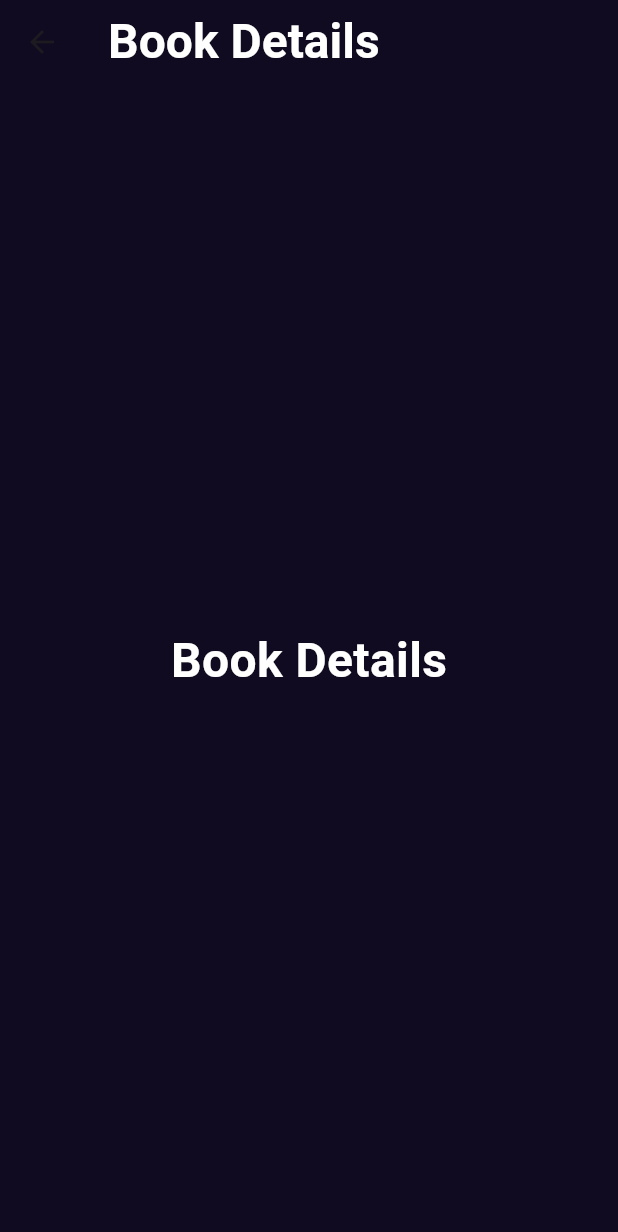
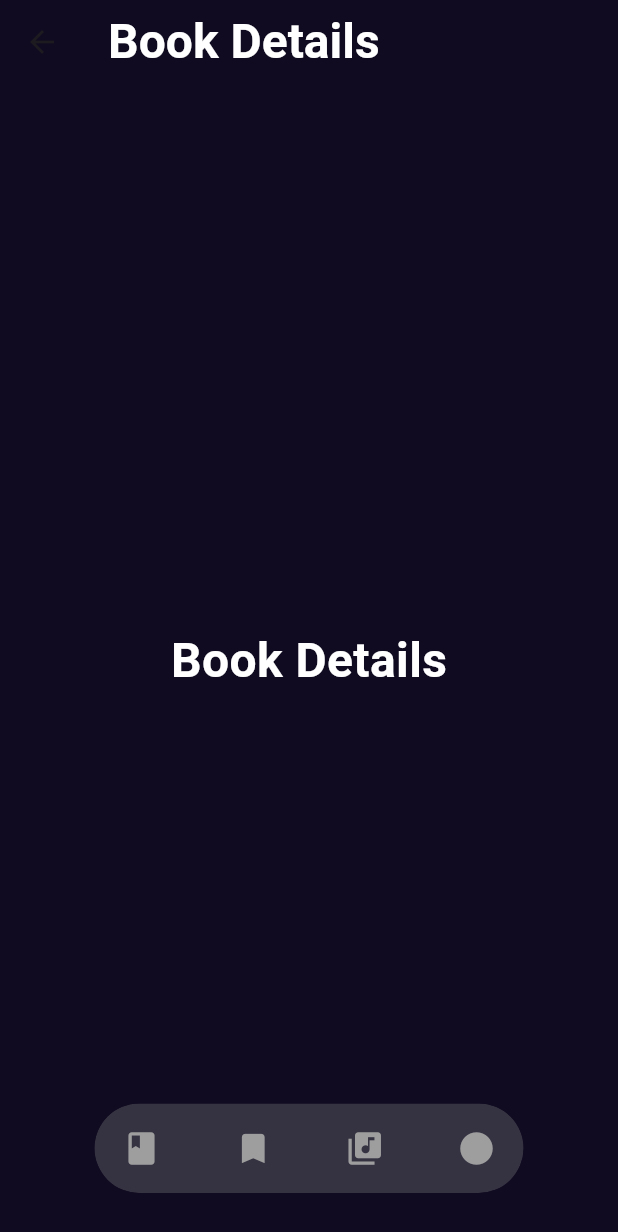
Before and after one commit to Korya25/Bookly-app, a Flutter app: the BookDetailsView screen opened by its route, on a phone screen of 412 x 824 dp. Shown: the top 1232 px of the screen. Run offline on Flutter 3.47's test engine with Material 3 defaults, Android fonts, the phone set to English and light mode, and no system bars; our stand-ins replace flutter_screenutil, go_router.

Commit message:
- add custom nav bar - add main screen

```diff
--- a/lib/core/constant/app_colors.dart
+++ b/lib/core/constant/app_colors.dart
@@ -5,6 +5,9 @@ class AppColors {
   static const Color primaryColor = Color(0xff100B20);
   static const Color accentColor = Color(0xFFFFC107);
   static const Color scaffoldBackgroundColor = Color(0xff100B20);
+
+  // Bottom Navigation Bar Colors
+  static const Color bottomNavBarColor = Color.fromARGB(67, 158, 158, 158);
 
   // Text Colors
   static const Color textPrimary = Colors.white;
@@ -14,6 +17,10 @@ class AppColors {
   static const Color buttonPrimary = Color(0xFF6200EE);
   static const Color buttonSecondary = Color(0xFF03DAC6);
 
+  // icon Colors
+  static const Color iconPrimary = Colors.white;
+  static const Color iconSecondary = Colors.grey;
+
   // Other Colors
   static const Color errorColor = Color(0xFFB00020);
   static const Color successColor = Color(0xFF4CAF50);
--- a/lib/core/constant/app_dimens.dart
+++ b/lib/core/constant/app_dimens.dart
@@ -1,22 +1,14 @@
 class AppDimens {
   // Padding and Margins
-  static const double paddingSmall = 8.0;
-  static const double paddingMedium = 16.0;
-  static const double paddingLarge = 24.0;
+  static const double padding16 = 16.0;
+  static const double padding24 = 24.0;
 
   // Border Radius
-  static const double borderRadiusSmall = 4.0;
-  static const double borderRadiusMedium = 8.0;
-  static const double borderRadiusLarge = 16.0;
+  static const double borderRadius50 = 50.0;
 
-  // Button Sizes
-  static const double buttonHeight = 48.0;
-  static const double buttonWidth = 120.0;
-
-  // Icon Sizes
-  static const double iconSizeSmall = 16.0;
-  static const double iconSizeMedium = 24.0;
-  static const double iconSizeLarge = 32.0;
+  //  Sizes
+  static const double size50 = 50.0;
+  static const double size250 = 250.0;
 
   // App Bar Height
   static const double appBarHeight = 56.0;
--- /dev/null
+++ b/lib/core/presentation/screen/main_screen.dart
@@ -0,0 +1,50 @@
+import 'dart:ui';
+import 'package:book_app/core/constant/app_colors.dart';
+import 'package:book_app/core/constant/app_dimens.dart';
+import 'package:book_app/core/presentation/widget/bottom_nav_icons.dart';
+import 'package:flutter/material.dart';
+import 'package:flutter_screenutil/flutter_screenutil.dart';
+
+class MainScreen extends StatelessWidget {
+  const MainScreen({super.key, required this.child});
+  final Widget child;
+
+  @override
+  Widget build(BuildContext context) {
+    return Scaffold(
+      body: Stack(children: [child, _buildBlurredBottomNavBar(context)]),
+    );
+  }
+
+  Widget _buildBlurredBottomNavBar(BuildContext context) {
+    return Padding(
+      padding: EdgeInsets.only(bottom: AppDimens.padding24.h),
+      child: Align(
+        alignment: Alignment.bottomCenter,
+        child: ClipRRect(
+          borderRadius: BorderRadius.circular(AppDimens.borderRadius50.r),
+          child: BackdropFilter(
+            filter: ImageFilter.blur(sigmaX: 10.0, sigmaY: 10.0),
+            child: Container(
+              height: AppDimens.size50.h,
+              width: AppDimens.size250.w,
+              decoration: BoxDecoration(
+                borderRadius: BorderRadius.circular(AppDimens.borderRadius50.r),
+                color: AppColors.bottomNavBarColor,
+              ),
+              child: Padding(
+                padding: EdgeInsets.symmetric(
+                  horizontal: AppDimens.padding16.w,
+                ),
+                child: Row(
+                  mainAxisAlignment: MainAxisAlignment.spaceBetween,
+                  children: BottomNavIcons.getIcons(context),
+                ),
+              ),
+            ),
+          ),
+        ),
+      ),
+    );
+  }
+}
--- /dev/null
+++ b/lib/core/presentation/widget/bottom_nav_icons.dart
@@ -0,0 +1,51 @@
+import 'package:flutter/material.dart';
+import 'package:go_router/go_router.dart';
+import 'package:book_app/core/constant/app_colors.dart';
+import 'package:book_app/core/router/app_routes.dart';
+
+class BottomNavIcons {
+  static bool isCurrentRoute(BuildContext context, String routeName) {
+    final GoRouterState state = GoRouterState.of(context);
+    return state.uri.path == routeName;
+  }
+
+  static List<Widget> getIcons(BuildContext context) {
+    return [
+      buildInkWellButton(
+        iconData: Icons.book,
+        onTap: () => context.goNamed(AppRoutes.booksRoute),
+        isFocused: isCurrentRoute(context, AppRoutes.booksRoute),
+      ),
+      buildInkWellButton(
+        iconData: Icons.bookmark,
+        onTap: () => context.goNamed(AppRoutes.bookMarkRoute),
+        isFocused: isCurrentRoute(context, AppRoutes.bookMarkRoute),
+      ),
+      buildInkWellButton(
+        iconData: Icons.library_music,
+        onTap: () => context.goNamed(AppRoutes.musicLibraryRoute),
+        isFocused: isCurrentRoute(context, AppRoutes.musicLibraryRoute),
+      ),
+      buildInkWellButton(
+        iconData: Icons.circle,
+        onTap: () => context.goNamed(AppRoutes.profileRoute),
+        isFocused: isCurrentRoute(context, AppRoutes.profileRoute),
+      ),
+    ];
+  }
+
+  static Widget buildInkWellButton({
+    required IconData iconData,
+    required Function() onTap,
+    required bool isFocused,
+  }) {
+    return InkWell(
+      splashColor: Colors.transparent,
+      onTap: onTap,
+      child: Icon(
+        iconData,
+        color: isFocused ? AppColors.iconPrimary : AppColors.iconSecondary,
+      ),
+    );
+  }
+}
--- a/lib/core/router/app_router.dart
+++ b/lib/core/router/app_router.dart
@@ -1,25 +1,62 @@
+import 'package:book_app/core/presentation/screen/main_screen.dart';
 import 'package:book_app/core/router/app_routes.dart';
 import 'package:book_app/features/books/presentation/views/book_details_view.dart';
 import 'package:book_app/features/books/presentation/views/books_view.dart';
+import 'package:flutter/cupertino.dart';
+import 'package:flutter/material.dart';
 import 'package:go_router/go_router.dart';
 
 const String booksPath = '/books';
-const String bookDetailsPath = 'book_details'; // Relative path (sub-route)
+const String bookDetailsPath = 'book_details';
+const String bookMarkPath = '/book_mark';
+const String musicLibraryPath = '/music_library';
+const String profilePath = '/profile';
 
 class AppRouter {
   static final GoRouter router = GoRouter(
     initialLocation: booksPath,
     routes: [
-      GoRoute(
-        path: booksPath,
-        name: AppRoutes.booksRoute,
-        builder: (context, state) => const BooksView(),
+      ShellRoute(
+        builder: (context, state, child) => MainScreen(child: child),
         routes: [
-          // Nested route for book details
           GoRoute(
-            path: bookDetailsPath,
-            name: AppRoutes.bookDetailsRoute,
-            builder: (context, state) => const BookDetailsView(),
+            path: booksPath,
+            name: AppRoutes.booksRoute,
+            pageBuilder:
+                (context, state) => NoTransitionPage(child: BooksView()),
+            routes: [
+              GoRoute(
+                path: bookDetailsPath,
+                name: AppRoutes.bookDetailsRoute,
+                pageBuilder:
+                    (context, state) =>
+                        CupertinoPage(child: const BookDetailsView()),
+              ),
+            ],
+          ),
+          GoRoute(
+            path: bookMarkPath,
+            name: AppRoutes.bookMarkRoute,
+            pageBuilder:
+                (context, state) => NoTransitionPage(
+                  child: Scaffold(body: Center(child: Text('Book Mark'))),
+                ),
+          ),
+          GoRoute(
+            path: musicLibraryPath,
+            name: AppRoutes.musicLibraryRoute,
+            pageBuilder:
+                (context, state) => NoTransitionPage(
+                  child: Scaffold(body: Center(child: Text('Music Library'))),
+                ),
+          ),
+          GoRoute(
+            path: profilePath,
+            name: AppRoutes.profileRoute,
+            pageBuilder:
+                (context, state) => NoTransitionPage(
+                  child: Scaffold(body: Center(child: Text('Profile'))),
+                ),
           ),
         ],
       ),
--- a/lib/core/router/app_routes.dart
+++ b/lib/core/router/app_routes.dart
@@ -1,4 +1,7 @@
 class AppRoutes {
-  static const String booksRoute = 'books';
+  static const String booksRoute = '/books';
   static const String bookDetailsRoute = 'book_details';
+  static const String bookMarkRoute = '/book_mark';
+  static const String musicLibraryRoute = '/music_library';
+  static const String profileRoute = '/profile';
 }
--- a/lib/core/themes/app_theme.dart
+++ b/lib/core/themes/app_theme.dart
@@ -8,6 +8,8 @@ ThemeData getApplicationTheme() {
 
     // App bar theme
     appBarTheme: appBarTheme(),
+
+    iconTheme: IconThemeData(size: 26),
   );
 }
 
--- a/lib/features/books/presentation/views/books_view.dart
+++ b/lib/features/books/presentation/views/books_view.dart
@@ -7,10 +7,9 @@ class BooksView extends StatelessWidget {
   @override
   Widget build(BuildContext context) {
     return Scaffold(
-      appBar: AppBar(
-        title: Text('Books', style: AppTextStyles.font32WhiteW800),
+      body: Center(
+        child: Text('Books View', style: AppTextStyles.font16WhiteW400),
       ),
-      body: Column(children: [const Center(child: Text('Books View'))]),
     );
   }
 }
--- a/lib/main.dart
+++ b/lib/main.dart
@@ -1,6 +1,7 @@
 import 'package:book_app/core/router/app_router.dart';
 import 'package:book_app/core/themes/app_theme.dart';
 import 'package:flutter/material.dart';
+import 'package:flutter_screenutil/flutter_screenutil.dart';
 
 void main() {
   runApp(const MyApp());
@@ -12,10 +13,14 @@ class MyApp extends StatelessWidget {
   // This widget is the root of your application.
   @override
   Widget build(BuildContext context) {
-    return MaterialApp.router(
-      debugShowCheckedModeBanner: false,
-      theme: getApplicationTheme(),
-      routerConfig: AppRouter.router,
+    return ScreenUtilInit(
+      designSize: const Size(360, 690),
+      minTextAdapt: true,
+      child: MaterialApp.router(
+        debugShowCheckedModeBanner: false,
+        theme: getApplicationTheme(),
+        routerConfig: AppRouter.router,
+      ),
     );
   }
 }
```
